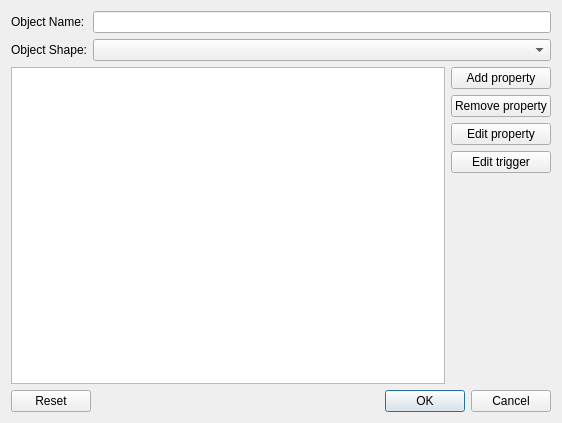
NeverKnewTheName/R_Visualizer, file R_Visualizer/SystemOverview/sysovrvobjectdialog.ui: the form before one commit.
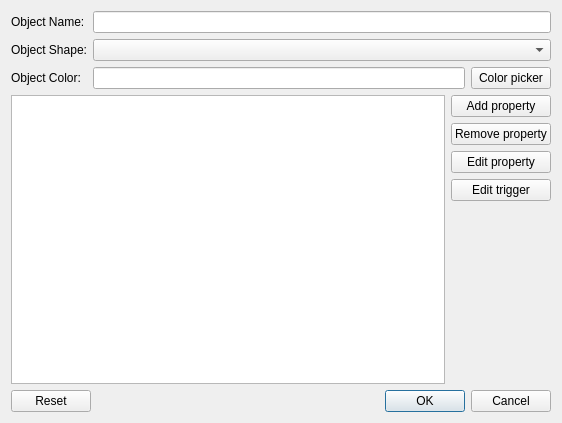
The form after the commit. Custom widgets are drawn as their Qt base class.

Commit message: added resizing for SysOvrvObjects via a separate ResizeRectCornerClass, Children resize with parents; added coloring to the SysOvrvObjectDialog

```diff
--- a/R_Visualizer/SystemOverview/sysovrvobjectdialog.ui
+++ b/R_Visualizer/SystemOverview/sysovrvobjectdialog.ui
@@ -36,12 +36,33 @@
      <item row="1" column="1">
       <widget class="QComboBox" name="objectShapeComboBox"/>
      </item>
+     <item row="2" column="0">
+      <widget class="QLabel" name="label_3">
+       <property name="text">
+        <string>Object Color:</string>
+       </property>
+      </widget>
+     </item>
+     <item row="2" column="1">
+      <layout class="QHBoxLayout" name="horizontalLayout_2">
+       <item>
+        <widget class="QLineEdit" name="ObjectColorLE"/>
+       </item>
+       <item>
+        <widget class="QPushButton" name="OpenColorPicker">
+         <property name="text">
+          <string>Color picker</string>
+         </property>
+        </widget>
+       </item>
+      </layout>
+     </item>
     </layout>
    </item>
    <item>
     <layout class="QHBoxLayout" name="horizontalLayout">
      <item>
-      <widget class="SysOverviewGraphicsView" name="objectVisualizerGraphicsView"/>
+      <widget class="QGraphicsView" name="objectVisualizerGraphicsView"/>
      </item>
      <item>
       <layout class="QVBoxLayout" name="verticalLayout">
@@ -102,13 +123,6 @@
    </item>
   </layout>
  </widget>
- <customwidgets>
-  <customwidget>
-   <class>SysOverviewGraphicsView</class>
-   <extends>QGraphicsView</extends>
-   <header location="global">SystemOverview/sysoverviewgraphicsview.h</header>
-  </customwidget>
- </customwidgets>
  <resources/>
  <connections>
   <connection>
```
Left out of the diff: 35 changed lines with no effect on the pictures. The commit also changes 14 other files.
